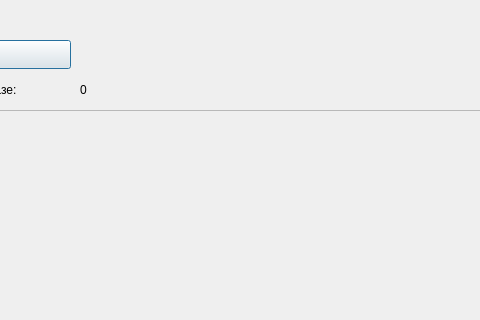
The window that mainwindow.ui (Yagiar/OrderManagementSystem) describes before a commit, drawn with Qt 5; both pictures show x 210 to 690 and y 0 to 320 of the 1175 by 598 pixel window.
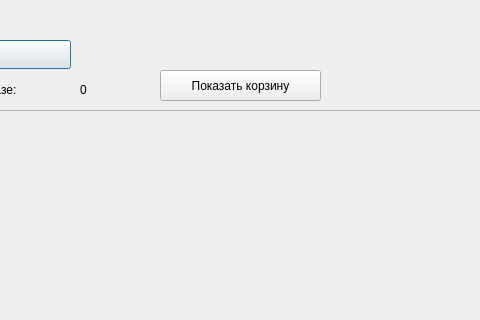
The same window after the commit.

Patch:
```diff
--- a/mainwindow.ui
+++ b/mainwindow.ui
@@ -75,6 +75,19 @@
     <string>0</string>
    </property>
   </widget>
+  <widget class="QPushButton" name="butShowCurBag">
+   <property name="geometry">
+    <rect>
+     <x>370</x>
+     <y>70</y>
+     <width>161</width>
+     <height>31</height>
+    </rect>
+   </property>
+   <property name="text">
+    <string>Показать корзину</string>
+   </property>
+  </widget>
  </widget>
  <resources/>
  <connections/>
```
Left out of the diff: 2 changed lines with no effect on the pictures.
